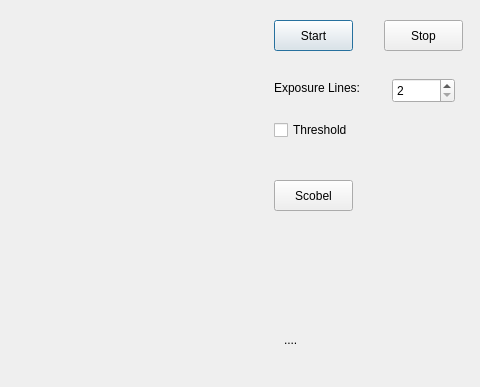
Before: the Qt Designer form ksjsczapi_demo_ip/KSJSCZDemoMainWindow.ui in catchbest/ksjscz_demo, drawn with Qt 5; both pictures show x 786 to 1266 and y 0 to 387 of the 1266 by 795 pixel window.
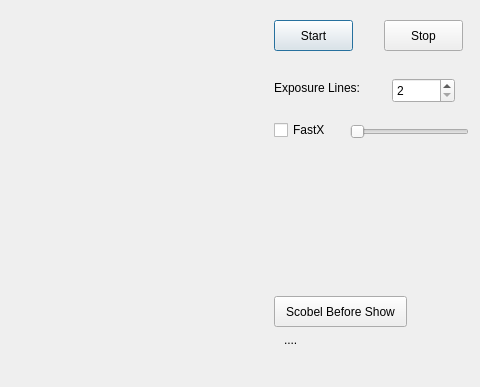
After: the same form once the commit is applied.

Commit message: Add some notes to the project codes and add ksjsczapi_demo_ip

The edit to the form file:
```diff
--- a/ksjsczapi_demo_ip/KSJSCZDemoMainWindow.ui
+++ b/ksjsczapi_demo_ip/KSJSCZDemoMainWindow.ui
@@ -57,12 +57,12 @@
     <rect>
      <x>1060</x>
      <y>120</y>
-     <width>91</width>
+     <width>61</width>
      <height>20</height>
     </rect>
    </property>
    <property name="text">
-    <string>Threshold</string>
+    <string>FastX</string>
    </property>
   </widget>
   <widget class="QLabel" name="StaticText_4">
@@ -104,13 +104,29 @@
    <property name="geometry">
     <rect>
      <x>1060</x>
-     <y>180</y>
-     <width>79</width>
+     <y>296</y>
+     <width>133</width>
      <height>31</height>
     </rect>
    </property>
    <property name="text">
-    <string>Scobel</string>
+    <string>Scobel Before Show</string>
+   </property>
+  </widget>
+  <widget class="QSlider" name="FastXThreshold">
+   <property name="geometry">
+    <rect>
+     <x>1136</x>
+     <y>122</y>
+     <width>119</width>
+     <height>20</height>
+    </rect>
+   </property>
+   <property name="maximum">
+    <number>255</number>
+   </property>
+   <property name="orientation">
+    <enum>Qt::Horizontal</enum>
    </property>
   </widget>
  </widget>
```
The commit also changes 55 other files.
